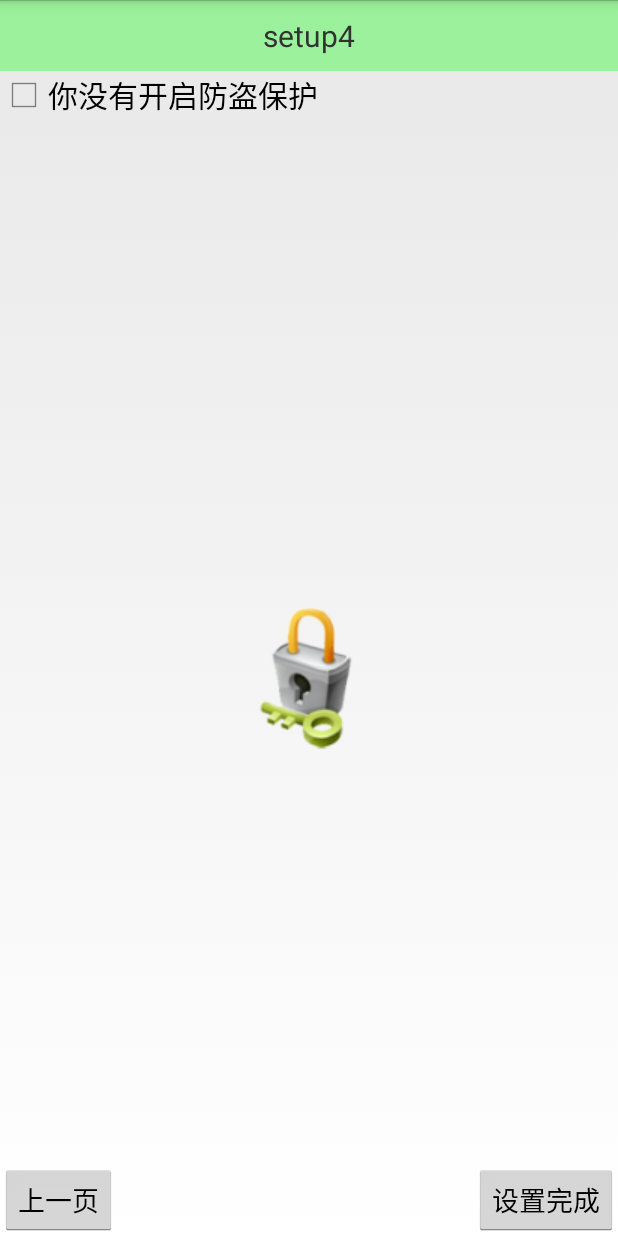
After one commit to linson0116/phonesafe, an Android app: the Setup4Activity screen opened directly, with no data from a screen before it, on a phone screen of 412 x 824 dp. The commit adds this screen. Run offline under Robolectric (Android 15) with nearby library versions, the phone set to English and light mode, and no system bars.

Commit message:
1.5 20160923

```diff
--- a/app/src/main/AndroidManifest.xml
+++ b/app/src/main/AndroidManifest.xml
@@ -3,7 +3,7 @@
     package="com.linson.phonesafe">
 
     <uses-permission android:name="android.permission.RECEIVE_BOOT_COMPLETED" />
-    <uses-permission android:name="android.permission.READ_CONTACTS"></uses-permission>
+    <uses-permission android:name="android.permission.READ_CONTACTS" />
 
     <application
         android:allowBackup="true"
@@ -33,7 +33,9 @@
             </intent-filter>
         </receiver>
 
-        <activity android:name=".activity.ContactsActivity"></activity>
+        <activity android:name=".activity.ContactsActivity" />
+        <activity android:name=".activity.Setup4Activity" />
+        <activity android:name=".activity.Setup5Activity"></activity>
     </application>
 
 </manifest>
--- a/app/src/main/java/com/linson/phonesafe/activity/ContactsActivity.java
+++ b/app/src/main/java/com/linson/phonesafe/activity/ContactsActivity.java
@@ -51,6 +51,7 @@ public class ContactsActivity extends Activity {
             HashMap<String, String> hashMap = new HashMap<String,String>();
             while (cursor1.moveToNext()) {
                 String data = cursor1.getString(0);
+                data = data.replace(" ","").replace("-","");
                 String mimetype = cursor1.getString(1);
                 Log.i(TAG, "initData: " + data +" " + mimetype);
 
--- /dev/null
+++ b/app/src/main/java/com/linson/phonesafe/activity/Setup4Activity.java
@@ -0,0 +1,53 @@
+package com.linson.phonesafe.activity;
+
+import android.content.Intent;
+import android.os.Bundle;
+import android.view.View;
+import android.widget.CheckBox;
+import android.widget.Toast;
+
+import com.linson.phonesafe.R;
+
+public class Setup4Activity extends BaseSetupActivity {
+
+    private CheckBox cb_protect;
+
+    @Override
+    protected void onCreate(Bundle savedInstanceState) {
+        super.onCreate(savedInstanceState);
+        setContentView(R.layout.activity_setup4);
+        initUI();
+    }
+
+    private void initUI() {
+        cb_protect = (CheckBox) findViewById(R.id.cb_protect);
+        cb_protect.setOnClickListener(new View.OnClickListener() {
+            @Override
+            public void onClick(View v) {
+                if (cb_protect.isChecked()) {
+                    cb_protect.setText("防盗保护已经开启");
+                } else {
+                    cb_protect.setText("防盗保护已经关闭");
+                }
+            }
+        });
+    }
+
+    @Override
+    void showPreviousPage() {
+        Intent intent = new Intent(this, Setup3Activity.class);
+        startActivity(intent);
+        finish();
+    }
+
+    @Override
+    void showNextPage() {
+        if (cb_protect.isChecked()) {
+            Intent intent = new Intent(this, Setup5Activity.class);
+            startActivity(intent);
+            finish();
+        } else {
+            Toast.makeText(this, "请开启防盗保护", Toast.LENGTH_SHORT).show();
+        }
+    }
+}
--- a/app/src/main/java/com/linson/phonesafe/receive/ReBootReceiver.java
+++ b/app/src/main/java/com/linson/phonesafe/receive/ReBootReceiver.java
@@ -3,6 +3,7 @@ package com.linson.phonesafe.receive;
 import android.content.BroadcastReceiver;
 import android.content.Context;
 import android.content.Intent;
+import android.location.LocationManager;
 import android.util.Log;
 
 import static android.content.ContentValues.TAG;
@@ -14,5 +15,8 @@ public class ReBootReceiver extends BroadcastReceiver {
     @Override
     public void onReceive(Context context, Intent intent) {
         Log.i(TAG, "ReBootReceiver onReceive: +接收到启动完毕广播");
+        //得到位置
+        LocationManager locationManager = (LocationManager) context.getSystemService(Context.LOCATION_SERVICE);
+
     }
 }
--- a/app/src/main/java/com/linson/phonesafe/utils/ConstantValues.java
+++ b/app/src/main/java/com/linson/phonesafe/utils/ConstantValues.java
@@ -9,4 +9,5 @@ public class ConstantValues {
     public static final String SIM_NUMBER = "sim_number";
     public static final String TEL_NAME = "vnd.android.cursor.item/name";
     public static final String TEL = "vnd.android.cursor.item/phone_v2";
+    public static final String SAFE_PHONE_NUMBER = "safe_phone_number";
 }
--- a/app/src/main/res/layout/activity_setup3.xml
+++ b/app/src/main/res/layout/activity_setup3.xml
@@ -18,7 +18,7 @@
         android:layout_width="match_parent"
         android:layout_height="wrap_content" />
     <EditText
-        android:id="@+id/tv_tel"
+        android:id="@+id/et_tel"
         android:hint="输入号码"
         android:layout_width="match_parent"
         android:layout_height="wrap_content" />
--- /dev/null
+++ b/app/src/main/res/layout/activity_setup4.xml
@@ -0,0 +1,48 @@
+<?xml version="1.0" encoding="utf-8"?>
+<LinearLayout xmlns:android="http://schemas.android.com/apk/res/android"
+    xmlns:tools="http://schemas.android.com/tools"
+    android:id="@+id/activity_setup4"
+    android:layout_width="match_parent"
+    android:layout_height="match_parent"
+    tools:context="com.linson.phonesafe.activity.Setup4Activity"
+    android:orientation="vertical">
+    <TextView
+        style="@style/AppTitle"
+        android:text="setup4"
+        android:textSize="20sp"
+        android:layout_width="match_parent"
+        android:layout_height="wrap_content" />
+    <LinearLayout
+        android:layout_width="match_parent"
+        android:layout_height="wrap_content">
+        <CheckBox
+            android:id="@+id/cb_protect"
+            android:layout_width="wrap_content"
+            android:layout_height="wrap_content"
+            android:textSize="20sp"
+            android:text="你没有开启防盗保护"/>
+    </LinearLayout>
+    <RelativeLayout
+        android:layout_width="match_parent"
+        android:layout_height="match_parent">
+        <ImageView
+            android:background="@drawable/bind"
+            android:layout_centerInParent="true"
+            android:layout_width="wrap_content"
+            android:layout_height="wrap_content" />
+        <Button
+            android:layout_width="wrap_content"
+            android:layout_height="wrap_content"
+            android:layout_alignParentLeft="true"
+            android:layout_alignParentBottom="true"
+            android:onClick="previousPage"
+            android:text="上一页"/>
+        <Button
+            android:layout_width="wrap_content"
+            android:onClick="nextPage"
+            android:layout_height="wrap_content"
+            android:layout_alignParentRight="true"
+            android:layout_alignParentBottom="true"
+            android:text="设置完成"/>
+    </RelativeLayout>
+</LinearLayout>
```
Also changed, not shown: app/src/main/java/com/linson/phonesafe/activity/Setup3Activity.java (+12 -8 lines), app/src/main/java/com/linson/phonesafe/activity/Setup5Activity.java (added, +30 -0 lines), app/src/main/java/com/linson/phonesafe/utils/SpUtils.java (+13 -0 lines), app/src/main/res/layout/activity_setup5.xml (added, +35 -0 lines).
